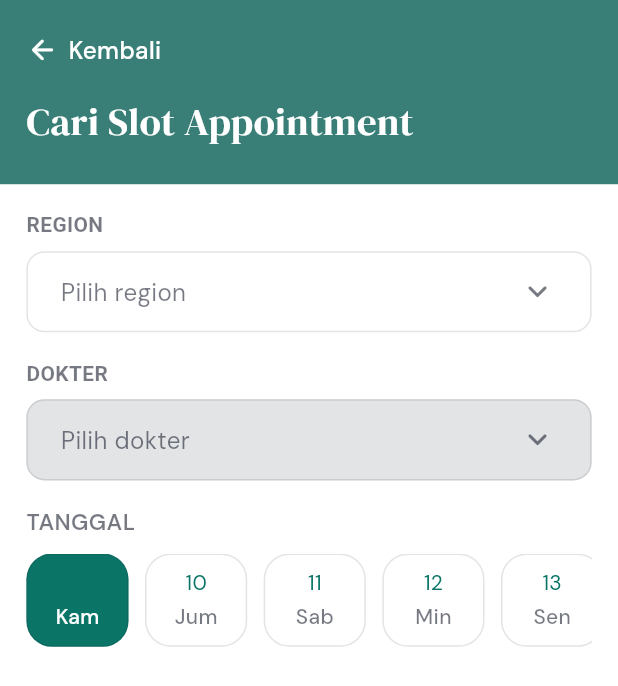
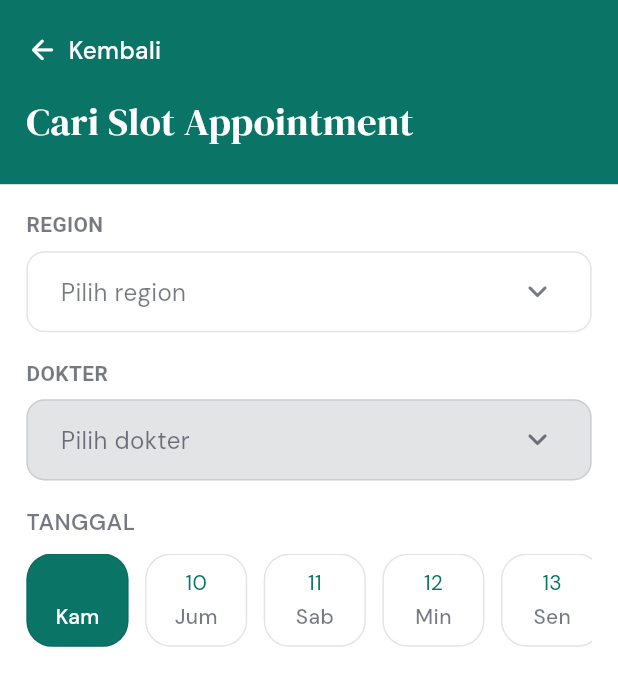
Before and after one commit to Davenn69/klinikku-frontend, a Flutter app: the SelectAppointmentView screen opened by its route, after a tap on "Kembali", on a phone screen of 412 x 824 dp. Shown: the top 686 px of the screen. Run offline on Flutter 3.47's test engine with Material 3 defaults, Android fonts, the light colour scheme and no system bars; drawn by our look-alikes of oktoast; our stand-ins replace dio, envied, flutter_riverpod, flutter_screenutil, flutter_svg, gap and 3 more; accounts and stored records are empty; generated files the repository leaves out were written again; network calls fail; statements that could not run were skipped.

Commit message:
modified : view

```diff
--- a/lib/features/booking/views/select_appointment_view.dart
+++ b/lib/features/booking/views/select_appointment_view.dart
@@ -119,7 +119,7 @@ class SelectAppointmentView extends StatelessWidget {
   Widget _buildHeader(BuildContext context) => Container(
     width: double.infinity,
     padding: EdgeInsets.fromLTRB(16.w, 16.h, 16.w, 26.h),
-    decoration: const BoxDecoration(color: Color(0xFF3A7F77)),
+    decoration: const BoxDecoration(color: AppColors.primary),
     child: Column(
       crossAxisAlignment: CrossAxisAlignment.start,
       children: [
```
Also changed, not shown: lib/features/booking/views/booking_confirmation_view.dart (+3 -6 lines).
